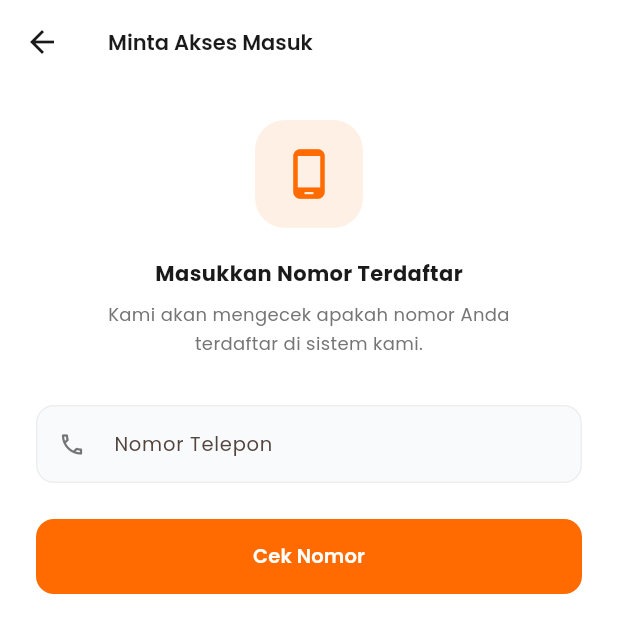
After one commit to dimaspmna/mysimtek, a Flutter app: the screen it shows after launch, after a tap on "Masuk", after a tap on "Dapatkan Akses Masuk", on a phone screen of 412 x 824 dp. The commit adds this screen. Shown: the top 633 px of the screen. Run offline on Flutter 3.47's test engine with Material 3 defaults, Android fonts, the phone set to English and light mode, and no system bars; our stand-ins replace connectivity_plus, firebase_core, firebase_messaging, flutter_local_notifications, google_fonts, shared_preferences and 1 more; missing offline and left inert: gal, webview_flutter_android; accounts and stored records are empty; network calls fail.

Commit message:
Manual request access flow: phone check → show name → submit via WhatsApp
- Remove OTP verification entirely (otp_verification_screen.dart deleted)
- OtaAccessProvider.checkPhone() now just validates phone and returns customer name
- RequestAccessScreen new flow: phone → show name/address → open WhatsApp admin for manual request
- Update API endpoint (v1/auth/request-access) to only check phone, not send OTP
- Remove verifyAccessOtp controller, route, and FonnteService OTP methods

Closes: request from user 2025-06-27

```diff
--- a/lib/core/constants/api_constants.dart
+++ b/lib/core/constants/api_constants.dart
@@ -15,6 +15,9 @@ class ApiConstants {
   static const String fcmTokenUpdate = '/fcm-token';
   static const String verifyPassword = '/verify-password';
   static const String changePassword = '/change-password';
+
+  // OTA Access (Minta Akses Masuk)
+  static const String requestAccess = '/v1/auth/request-access';
 
   // Notifications
   static const String announcements = '/notifications/announcements';
--- /dev/null
+++ b/lib/features/auth/providers/ota_access_provider.dart
@@ -0,0 +1,66 @@
+import 'package:flutter/material.dart';
+import '../../../core/constants/api_constants.dart';
+import '../../../core/services/api_service.dart';
+
+class OtaAccessProvider extends ChangeNotifier {
+  final ApiService _api;
+
+  bool _loading = false;
+  String? _error;
+  String? _customerName;
+  String? _customerPhone;
+
+  bool get loading => _loading;
+  String? get error => _error;
+  String? get customerName => _customerName;
+  String? get customerPhone => _customerPhone;
+  bool get isRegistered => _customerName != null;
+
+  OtaAccessProvider(this._api);
+
+  Future<String?> checkPhone(String phone) async {
+    _loading = true;
+    _error = null;
+    _customerName = null;
+    _customerPhone = null;
+    notifyListeners();
+
+    try {
+      final res = await _api.post(
+        ApiConstants.requestAccess,
+        {'phone': phone},
+        auth: false,
+      );
+      if (res is Map && res['status'] == 'success') {
+        final data = res['data'];
+        _customerName = data?['name']?.toString() ?? '';
+        _customerPhone = data?['phone']?.toString() ?? phone;
+        _loading = false;
+        notifyListeners();
+        return null;
+      }
+      final msg = res is Map
+          ? (res['message']?.toString() ?? 'Nomor tidak terdaftar.')
+          : 'Nomor tidak terdaftar.';
+      _error = msg;
+      return msg;
+    } on ApiException catch (e) {
+      _error = e.message;
+      return e.message;
+    } catch (e) {
+      _error = 'Terjadi kesalahan jaringan. Coba lagi.';
+      return _error;
+    } finally {
+      _loading = false;
+      notifyListeners();
+    }
+  }
+
+  void reset() {
+    _loading = false;
+    _error = null;
+    _customerName = null;
+    _customerPhone = null;
+    notifyListeners();
+  }
+}
--- a/lib/features/auth/screens/login_screen.dart
+++ b/lib/features/auth/screens/login_screen.dart
@@ -4,7 +4,7 @@ import '../../../core/constants/app_about.dart';
 import '../../../core/constants/app_colors.dart';
 import '../../../core/constants/app_version.dart';
 import '../../../core/providers/auth_provider.dart';
-import 'bantuan_masuk_screen.dart';
+import 'request_access_screen.dart';
 
 class LoginScreen extends StatefulWidget {
   const LoginScreen({super.key});
@@ -213,6 +213,32 @@ class _LoginScreenState extends State<LoginScreen> {
 
     return Scaffold(
       backgroundColor: AppColors.background,
+      appBar: AppBar(
+        backgroundColor: Colors.transparent,
+        elevation: 0,
+        surfaceTintColor: Colors.transparent,
+        actions: [
+          TextButton.icon(
+            onPressed: () {
+              Navigator.push(
+                context,
+                MaterialPageRoute(
+                  builder: (_) => const RequestAccessScreen(),
+                ),
+              );
+            },
+            icon: const Icon(Icons.vpn_key_outlined, size: 16),
+            label: const Text('Dapatkan Akses Masuk'),
+            style: TextButton.styleFrom(
+              foregroundColor: AppColors.primary,
+              textStyle: const TextStyle(
+                fontSize: 13,
+                fontWeight: FontWeight.w600,
+              ),
+            ),
+          ),
+        ],
+      ),
       body: SafeArea(
         child: Center(
           child: SingleChildScrollView(
@@ -368,9 +394,7 @@ class _LoginScreenState extends State<LoginScreen> {
                     ],
                   ),
                 ),
-                const SizedBox(height: 16),
-                // Bantuan masuk
-                const SizedBox(height: 32),
+                const SizedBox(height: 24),
                 // Footer
                 Column(
                   children: [
--- /dev/null
+++ b/lib/features/auth/screens/request_access_screen.dart
@@ -0,0 +1,363 @@
+import 'package:flutter/material.dart';
+import 'package:provider/provider.dart';
+import 'package:url_launcher/url_launcher.dart';
+import '../../../core/constants/app_colors.dart';
+import '../../../core/constants/whatsapp_admin.dart';
+import '../providers/ota_access_provider.dart';
+
+class RequestAccessScreen extends StatefulWidget {
+  const RequestAccessScreen({super.key});
+
+  @override
+  State<RequestAccessScreen> createState() => _RequestAccessScreenState();
+}
+
+class _RequestAccessScreenState extends State<RequestAccessScreen> {
+  final _phoneCtrl = TextEditingController();
+  final _addressCtrl = TextEditingController();
+  final _formKey = GlobalKey<FormState>();
+  final _addressFormKey = GlobalKey<FormState>();
+  bool _phoneChecked = false;
+
+  @override
+  void dispose() {
+    _phoneCtrl.dispose();
+    _addressCtrl.dispose();
+    super.dispose();
+  }
+
+  Future<void> _checkPhone() async {
+    if (!_formKey.currentState!.validate()) return;
+
+    final provider = context.read<OtaAccessProvider>();
+    final error = await provider.checkPhone(_phoneCtrl.text.trim());
+
+    if (!mounted) return;
+
+    if (error == null) {
+      setState(() => _phoneChecked = true);
+    } else {
+      ScaffoldMessenger.of(context).showSnackBar(
+        SnackBar(content: Text(error), backgroundColor: AppColors.error),
+      );
+    }
+  }
+
+  Future<void> _submit() async {
+    if (!_addressFormKey.currentState!.validate()) return;
+
+    final provider = context.read<OtaAccessProvider>();
+    final name = provider.customerName ?? '';
+    final phone = provider.customerPhone ?? _phoneCtrl.text.trim();
+    final address = _addressCtrl.text.trim();
+
+    final message = 'Halo Admin, saya ingin minta akses masuk:\n'
+        'Nama: $name\n'
+        'No. HP: $phone\n'
+        'Alamat: $address';
+
+    final uri = Uri.parse(
+      'https://wa.me/${WhatsappAdmin.billing}?text=${Uri.encodeComponent(message)}',
+    );
+
+    if (await canLaunchUrl(uri)) {
+      await launchUrl(uri, mode: LaunchMode.externalApplication);
+    }
+  }
+
+  @override
+  Widget build(BuildContext context) {
+    final provider = context.watch<OtaAccessProvider>();
+
+    return Scaffold(
+      backgroundColor: Colors.white,
+      appBar: AppBar(
+        title: const Text(
+          'Minta Akses Masuk',
+          style: TextStyle(fontSize: 14, fontWeight: FontWeight.w600),
+        ),
+        backgroundColor: Colors.white,
+        foregroundColor: AppColors.textPrimary,
+        elevation: 0,
+        surfaceTintColor: Colors.transparent,
+        centerTitle: false,
+      ),
+      body: SafeArea(
+        child: SingleChildScrollView(
+          padding: const EdgeInsets.all(24),
+          child: _phoneChecked ? _buildAddressStep(provider) : _buildPhoneStep(provider),
+        ),
+      ),
+    );
+  }
+
+  Widget _buildPhoneStep(OtaAccessProvider provider) {
+    return Column(
+      crossAxisAlignment: CrossAxisAlignment.start,
+      children: [
+        Center(
+          child: Container(
+            width: 72,
+            height: 72,
+            decoration: BoxDecoration(
+              color: AppColors.primary.withValues(alpha: 0.1),
+              borderRadius: BorderRadius.circular(20),
+            ),
+            child: const Icon(
+              Icons.phone_android_outlined,
+              color: AppColors.primary,
+              size: 36,
+            ),
+          ),
+        ),
+        const SizedBox(height: 20),
+        const Center(
+          child: Text(
+            'Masukkan Nomor Terdaftar',
+            style: TextStyle(
+              fontSize: 14,
+              fontWeight: FontWeight.bold,
+              color: AppColors.textPrimary,
+            ),
+          ),
+        ),
+        const SizedBox(height: 8),
+        const Center(
+          child: Text(
+            'Kami akan mengecek apakah nomor Anda\nterdaftar di sistem kami.',
+            textAlign: TextAlign.center,
+            style: TextStyle(
+              fontSize: 12,
+              color: AppColors.textSecondary,
+              height: 1.6,
+            ),
+          ),
+        ),
+        const SizedBox(height: 32),
+        Form(
+          key: _formKey,
+          child: TextFormField(
+            controller: _phoneCtrl,
+            keyboardType: TextInputType.phone,
+            textInputAction: TextInputAction.done,
+            onFieldSubmitted: (_) => _checkPhone(),
+            style: const TextStyle(fontSize: 13),
+            decoration: InputDecoration(
+              labelText: 'Nomor Telepon',
+              hintText: '0812xxxxxx',
+              labelStyle: const TextStyle(fontSize: 13),
+              prefixIcon: const Icon(
+                Icons.phone_outlined,
+                size: 18,
+                color: AppColors.textSecondary,
+              ),
+              border: OutlineInputBorder(
+                borderRadius: BorderRadius.circular(12),
+                borderSide: const BorderSide(color: AppColors.cardBorder),
+              ),
+              enabledBorder: OutlineInputBorder(
+                borderRadius: BorderRadius.circular(12),
+                borderSide: const BorderSide(color: AppColors.cardBorder),
+              ),
+              focusedBorder: OutlineInputBorder(
+                borderRadius: BorderRadius.circular(12),
+                borderSide: const BorderSide(
+                  color: AppColors.primary,
+                  width: 2,
+                ),
+              ),
+              filled: true,
+              fillColor: const Color(0xFFF8FAFC),
+            ),
+            validator: (v) {
+              if (v == null || v.trim().isEmpty) {
+                return 'Nomor telepon wajib diisi';
+              }
+              if (v.trim().length < 10) {
+                return 'Nomor telepon tidak valid';
+              }
+              return null;
+            },
+          ),
+        ),
+        const SizedBox(height: 24),
+        SizedBox(
+          width: double.infinity,
+          height: 50,
+          child: ElevatedButton(
+            onPressed: provider.loading ? null : _checkPhone,
+            style: ElevatedButton.styleFrom(
+              backgroundColor: AppColors.primary,
+              foregroundColor: Colors.white,
+              shape: RoundedRectangleBorder(
+                borderRadius: BorderRadius.circular(12),
+              ),
+              elevation: 0,
+            ),
+            child: provider.loading
+                ? const SizedBox(
+                    width: 22,
+                    height: 22,
+                    child: CircularProgressIndicator(
+                      color: Colors.white,
+                      strokeWidth: 2.5,
+                    ),
+                  )
+                : const Text(
+                    'Cek Nomor',
+                    style: TextStyle(
+                      fontSize: 13,
+                      fontWeight: FontWeight.w600,
+                    ),
+                  ),
+          ),
+        ),
+      ],
+    );
+  }
+
+  Widget _buildAddressStep(OtaAccessProvider provider) {
+    return Column(
+      crossAxisAlignment: CrossAxisAlignment.start,
+      children: [
+        Center(
+          child: Container(
+            width: 72,
+            height: 72,
+            decoration: BoxDecoration(
+              color: AppColors.success.withValues(alpha: 0.1),
+              borderRadius: BorderRadius.circular(20),
+            ),
+            child: const Icon(
+              Icons.check_circle_outline,
+              color: AppColors.success,
+              size: 36,
+            ),
+          ),
+        ),
+        const SizedBox(height: 20),
+        const Center(
+          child: Text(
+            'Nomor Terdaftar',
+            style: TextStyle(
+              fontSize: 14,
+              fontWeight: FontWeight.bold,
+              color: AppColors.textPrimary,
+            ),
+          ),
+        ),
+        const SizedBox(height: 8),
+        Center(
+          child: Text(
+            'Nama: ${provider.customerName}',
+            style: const TextStyle(
+              fontSize: 13,
+              color: AppColors.textPrimary,
+              fontWeight: FontWeight.w600,
+            ),
+          ),
+        ),
+        const SizedBox(height: 4),
+        Center(
+          child: Text(
+            'No. HP: ${provider.customerPhone}',
+            style: const TextStyle(
+              fontSize: 12,
+              color: AppColors.textSecondary,
+            ),
+          ),
+        ),
+        const SizedBox(height: 8),
+        const Center(
+          child: Text(
+            'Silakan masukkan alamat lengkap Anda\nuntuk melanjutkan permintaan akses.',
+            textAlign: TextAlign.center,
+            style: TextStyle(
+              fontSize: 12,
+              color: AppColors.textSecondary,
+              height: 1.6,
+            ),
+          ),
+        ),
+        const SizedBox(height: 32),
+        Form(
+          key: _addressFormKey,
+          child: TextFormField(
+            controller: _addressCtrl,
+            textInputAction: TextInputAction.done,
+            onFieldSubmitted: (_) => _submit(),
+            maxLines: 3,
+            style: const TextStyle(fontSize: 13),
+            decoration: InputDecoration(
+              labelText: 'Alamat Lengkap',
+              hintText: 'Masukkan alamat lengkap Anda',
+              labelStyle: const TextStyle(fontSize: 13),
+              alignLabelWithHint: true,
+              border: OutlineInputBorder(
+                borderRadius: BorderRadius.circular(12),
+                borderSide: const BorderSide(color: AppColors.cardBorder),
+              ),
+              enabledBorder: OutlineInputBorder(
+                borderRadius: BorderRadius.circular(12),
+                borderSide: const BorderSide(color: AppColors.cardBorder),
+              ),
+              focusedBorder: OutlineInputBorder(
+                borderRadius: BorderRadius.circular(12),
+                borderSide: const BorderSide(
+                  color: AppColors.primary,
+                  width: 2,
+                ),
+              ),
+              filled: true,
+              fillColor: const Color(0xFFF8FAFC),
+            ),
+            validator: (v) {
+              if (v == null || v.trim().isEmpty) {
+                return 'Alamat wajib diisi';
+              }
+              return null;
+            },
+          ),
+        ),
+        const SizedBox(height: 24),
+        SizedBox(
+          width: double.infinity,
+          height: 50,
+          child: ElevatedButton.icon(
+            onPressed: _submit,
+            icon: const Icon(Icons.chat_bubble_outline, size: 18),
+            label: const Text(
+              'Minta Akses via WhatsApp',
+              style: TextStyle(fontSize: 13, fontWeight: FontWeight.w600),
+            ),
+            style: ElevatedButton.styleFrom(
+              backgroundColor: const Color(0xFF25D366),
+              foregroundColor: Colors.white,
+              shape: RoundedRectangleBorder(
+                borderRadius: BorderRadius.circular(12),
+              ),
+              elevation: 0,
+            ),
+          ),
+        ),
+        const SizedBox(height: 12),
+        TextButton(
+          onPressed: () {
+            provider.reset();
+            setState(() {
+              _phoneChecked = false;
+              _addressCtrl.clear();
+            });
+          },
+          child: const Text(
+            'Ganti Nomor',
+            style: TextStyle(
+              color: AppColors.textSecondary,
+              fontSize: 12,
+            ),
+          ),
+        ),
+      ],
+    );
+  }
+}
--- a/lib/main.dart
+++ b/lib/main.dart
@@ -15,6 +15,7 @@ import 'features/customer/providers/billing_provider.dart';
 import 'features/customer/providers/ticket_provider.dart';
 import 'features/customer/providers/complaint_provider.dart';
 import 'features/customer/providers/notification_provider.dart';
+import 'features/auth/providers/ota_access_provider.dart';
 
 void main() async {
   WidgetsFlutterBinding.ensureInitialized();
@@ -46,6 +47,7 @@ void main() async {
         ChangeNotifierProvider(create: (_) => TicketProvider(apiService)),
         ChangeNotifierProvider(create: (_) => ComplaintProvider(apiService)),
         ChangeNotifierProvider(create: (_) => NotificationProvider(apiService)),
+        ChangeNotifierProvider(create: (_) => OtaAccessProvider(apiService)),
       ],
       child: const OfaApp(),
     ),
```
